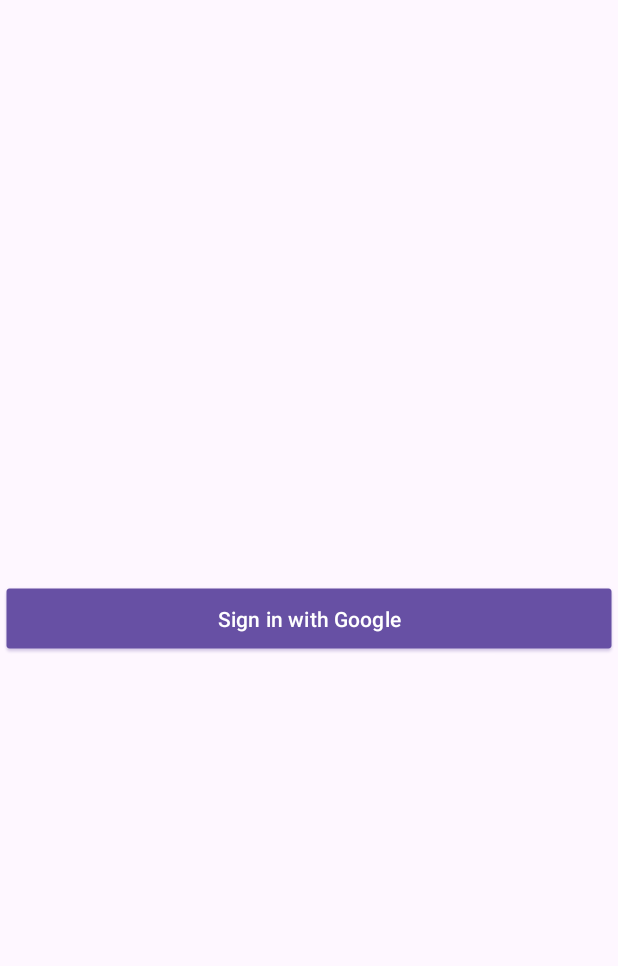
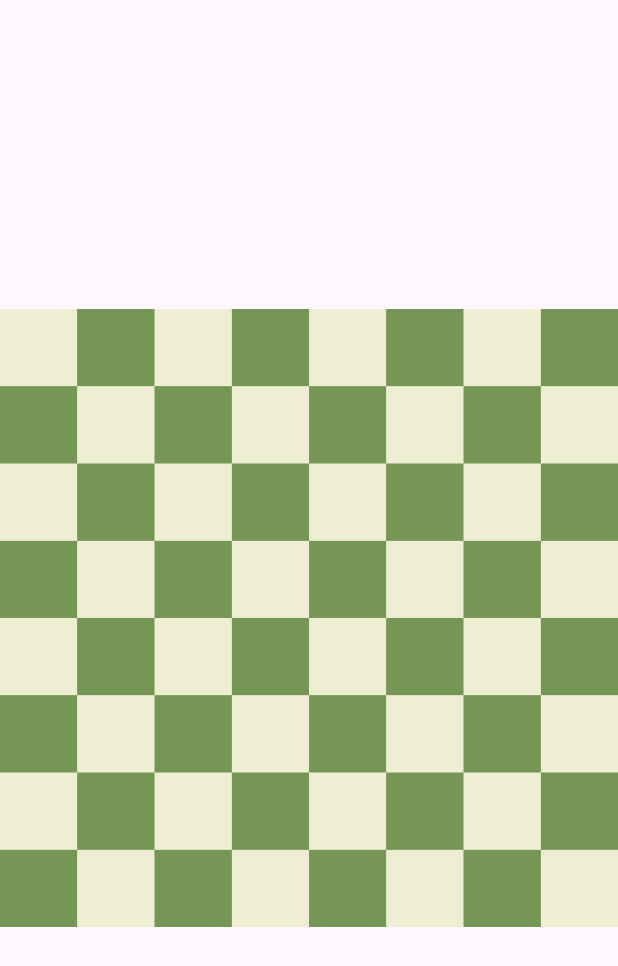
Before and after one commit to vigneshsaravanakumar404/Chess, an Android app: the layout activity_main.xml on its own in the app's theme, with its tools: preview values and no code run, on a phone screen of 412 x 824 dp. Shown: the top 966 px of the screen. Run offline under Robolectric (Android 15) with nearby library versions, the phone set to English and light mode, and no system bars.

Commit message:
Broke some stuff by doing stupid stuff

```diff
--- a/app/src/main/java/com/example/chess/LoginActivity.java
+++ b/app/src/main/java/com/example/chess/LoginActivity.java
@@ -33,7 +33,7 @@ public class LoginActivity extends AppCompatActivity {
     @Override
     protected void onCreate(Bundle savedInstanceState) {
         super.onCreate(savedInstanceState);
-        setContentView(R.layout.activity_main);
+        setContentView(R.layout.login);
 
         // Google Authentication
         signIn = findViewById(R.id.signIn);
--- a/app/src/main/res/layout/activity_main.xml
+++ b/app/src/main/res/layout/activity_main.xml
@@ -4,22 +4,11 @@
     xmlns:tools="http://schemas.android.com/tools"
     android:layout_width="match_parent"
     android:layout_height="match_parent"
-    tools:context=".LoginActivity">
+    tools:context=".MainActivity">
 
-    <Button
-        android:id="@+id/signIn"
-        android:layout_width="match_parent"
+    <ImageView
+        android:id="@+id/board"
+        android:layout_width="wrap_content"
         android:layout_height="wrap_content"
-        android:background="@drawable/common_google_signin_btn_icon_dark_normal_background"
-        android:drawableStart="@drawable/common_google_signin_btn_icon_dark"
-        android:elevation="8dp"
-        android:text="@string/sign_in_with_google"
-        android:textColor="@color/white"
-        app:layout_constraintBottom_toBottomOf="parent"
-        app:layout_constraintEnd_toEndOf="parent"
-        app:layout_constraintHorizontal_bias="0.5"
-        app:layout_constraintStart_toStartOf="parent"
-        app:layout_constraintTop_toTopOf="parent"
-        app:layout_constraintVertical_bias="0.5" />
-
+        app:srcCompat="@drawable/board" />
 </androidx.constraintlayout.widget.ConstraintLayout>
--- a/app/src/main/res/mipmap-anydpi-v26/ic_launcher.xml
+++ b/app/src/main/res/mipmap-anydpi-v26/ic_launcher.xml
@@ -1,6 +1,5 @@
 <?xml version="1.0" encoding="utf-8"?>
 <adaptive-icon xmlns:android="http://schemas.android.com/apk/res/android">
     <background android:drawable="@drawable/ic_launcher_background" />
-    <foreground android:drawable="@drawable/ic_launcher_foreground" />
-    <monochrome android:drawable="@drawable/ic_launcher_foreground" />
+
 </adaptive-icon>
```
Also changed, not shown: app/src/main/java/com/example/chess/MainActivity.java (+20 -1 lines), app/src/main/res/layout/activity_main2.xml (deleted, +0 -9 lines), app/src/main/res/layout/login.xml (added, +25 -0 lines).
